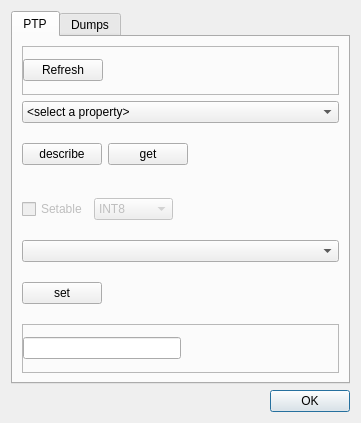
This is camtool/debug.ui in steveicarus/camctl as Qt 5 draws it before an edit. The edited form follows.
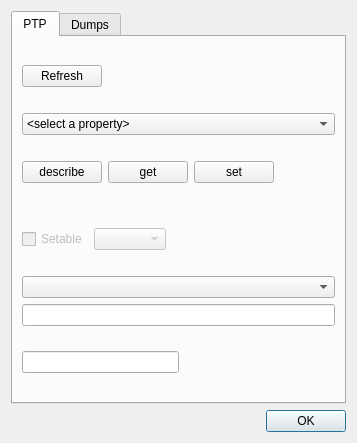
This is the edited form.

Commit message:
Move generic PTP access to the PTPCamera class.
This means rewriting the CameraControl debug_property methods
and CamtoolDebug methods to use the PTPCamera class.
Also, rework the debug dialog box to reflect a more
sophsiticated understanding of PTP.

What changed in the file:
```diff
--- a/camtool/debug.ui
+++ b/camtool/debug.ui
@@ -6,8 +6,8 @@
    <rect>
     <x>0</x>
     <y>0</y>
-    <width>361</width>
-    <height>423</height>
+    <width>357</width>
+    <height>443</height>
    </rect>
   </property>
   <property name="windowTitle">
@@ -27,7 +27,7 @@
        <item>
         <widget class="QFrame" name="frame_5">
          <property name="frameShape">
-          <enum>QFrame::StyledPanel</enum>
+          <enum>QFrame::NoFrame</enum>
          </property>
          <property name="frameShadow">
           <enum>QFrame::Raised</enum>
@@ -100,6 +100,13 @@
             </property>
            </widget>
           </item>
+          <item>
+           <widget class="QPushButton" name="debug_ptp_set_button">
+            <property name="text">
+             <string>set</string>
+            </property>
+           </widget>
+          </item>
           <item>
            <spacer name="horizontalSpacer_3">
             <property name="orientation">
@@ -107,7 +114,7 @@
             </property>
             <property name="sizeHint" stdset="0">
              <size>
-              <width>109</width>
+              <width>42</width>
               <height>20</height>
              </size>
             </property>
@@ -149,56 +156,6 @@
             <property name="toolTip">
              <string>Type of property to get/set.</string>
             </property>
-            <item>
-             <property name="text">
-              <string>INT8</string>
-             </property>
-            </item>
-            <item>
-             <property name="text">
-              <string>UINT8</string>
-             </property>
-            </item>
-            <item>
-             <property name="text">
-              <string>INT16</string>
-             </property>
-            </item>
-            <item>
-             <property name="text">
-              <string>UINT16</string>
-             </property>
-            </item>
-            <item>
-             <property name="text">
-              <string>INT32</string>
-             </property>
-            </item>
-            <item>
-             <property name="text">
-              <string>UINT32</string>
-             </property>
-            </item>
-            <item>
-             <property name="text">
-              <string>INT64</string>
-             </property>
-            </item>
-            <item>
-             <property name="text">
-              <string>UINT64</string>
-             </property>
-            </item>
-            <item>
-             <property name="text">
-              <string>INT128</string>
-             </property>
-            </item>
-            <item>
-             <property name="text">
-              <string>UINT128</string>
-             </property>
-            </item>
            </widget>
           </item>
           <item>
@@ -208,7 +165,7 @@
             </property>
             <property name="sizeHint" stdset="0">
              <size>
-              <width>103</width>
+              <width>99</width>
               <height>20</height>
              </size>
             </property>
@@ -221,44 +178,12 @@
         <widget class="QComboBox" name="debug_ptp_select_value"/>
        </item>
        <item>
-        <widget class="QFrame" name="frame">
-         <property name="frameShape">
-          <enum>QFrame::NoFrame</enum>
-         </property>
-         <property name="frameShadow">
-          <enum>QFrame::Raised</enum>
-         </property>
-         <layout class="QHBoxLayout" name="horizontalLayout">
-          <property name="margin">
-           <number>0</number>
-          </property>
-          <item>
-           <widget class="QPushButton" name="debug_ptp_set_button">
-            <property name="text">
-             <string>set</string>
-            </property>
-           </widget>
-          </item>
-          <item>
-           <spacer name="horizontalSpacer">
-            <property name="orientation">
-             <enum>Qt::Horizontal</enum>
-            </property>
-            <property name="sizeHint" stdset="0">
-             <size>
-              <width>219</width>
-              <height>20</height>
-             </size>
-            </property>
-           </spacer>
-          </item>
-         </layout>
-        </widget>
+        <widget class="QLineEdit" name="debug_ptp_value_entry"/>
        </item>
        <item>
         <widget class="QFrame" name="frame_4">
          <property name="frameShape">
-          <enum>QFrame::StyledPanel</enum>
+          <enum>QFrame::NoFrame</enum>
          </property>
          <property name="frameShadow">
           <enum>QFrame::Raised</enum>
```
The commit also changes 5 other files.
